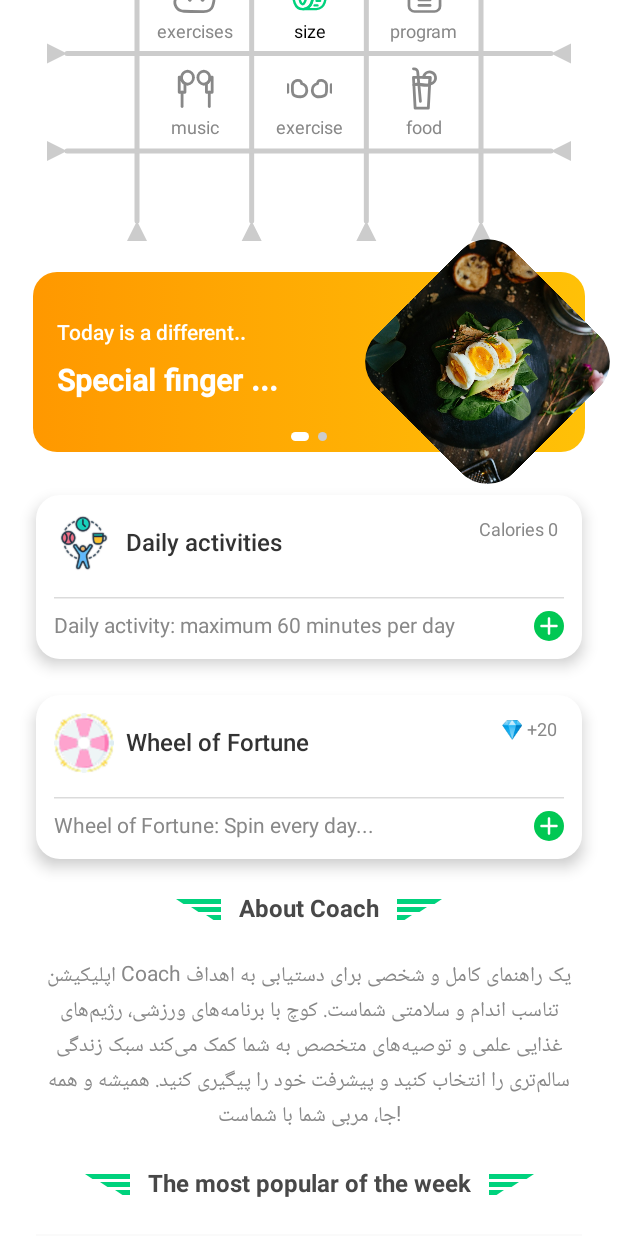
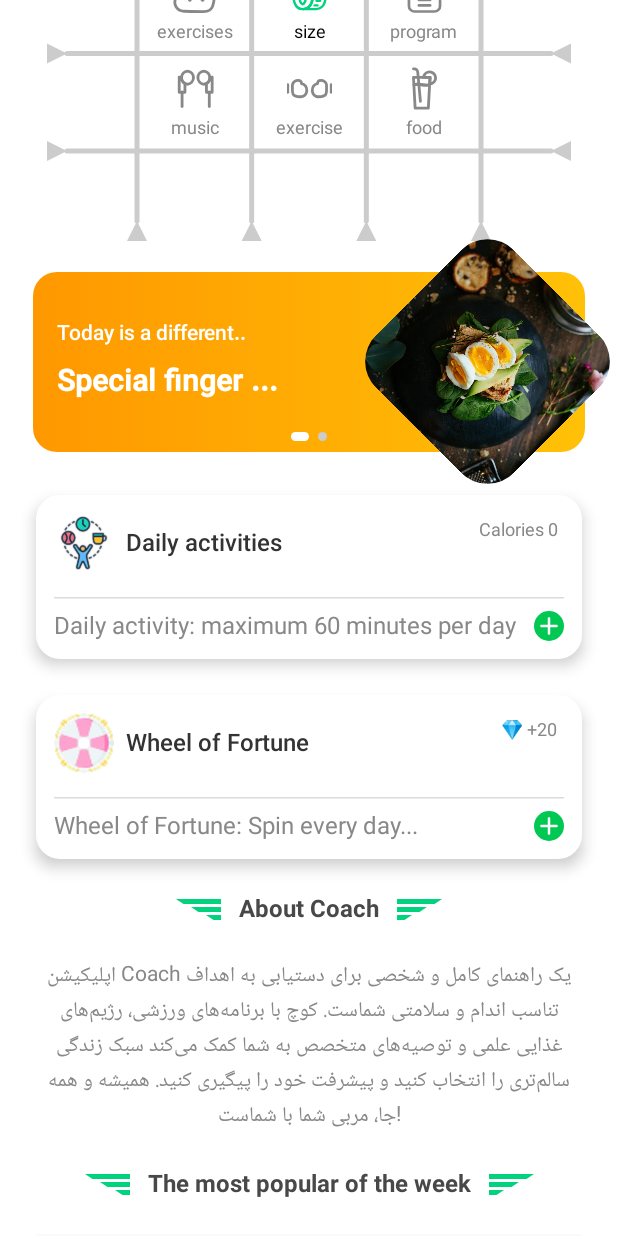
Before and after one commit to RahimMahmoudzadeh/Coach, an Android app built with Jetpack Compose: the @Preview function HomeScreenPreview, scrolled down 576 dp, on a phone screen of 412 x 824 dp. Run offline under Robolectric (Android 15) with nearby library versions, the light colour scheme and no system bars.

Commit message:
feat: use design system tokens (font size,space and size) in ActivityCard

```diff
--- a/app/src/main/java/com/rahim/coach/MainActivity.kt
+++ b/app/src/main/java/com/rahim/coach/MainActivity.kt
@@ -35,12 +35,10 @@ import androidx.compose.ui.res.vectorResource
 import androidx.compose.ui.text.TextStyle
 import androidx.compose.ui.text.font.FontWeight
 import androidx.compose.ui.unit.dp
-import androidx.compose.ui.unit.sp
 import androidx.navigation.compose.currentBackStackEntryAsState
 import androidx.navigation.compose.rememberNavController
 import com.rahim.coach.feature.home.R
 import com.rahim.coach.feature.home.DrawerLayout
-import com.rahim.coach.feature.home.components.HomeConstants
 import com.rahim.coach.library.designsystem.base.LocalFontSize
 import com.rahim.coach.library.designsystem.base.LocalSize
 import com.rahim.coach.library.designsystem.base.LocalSpacing
@@ -124,12 +122,12 @@ class MainActivity : ComponentActivity() {
                                             .size(size.extraExtraExtraLarge)
                                             .background(
                                                 color = Color.White,
-                                                shape = RoundedCornerShape(size.default)
+                                                shape = RoundedCornerShape(size.extraExtraSmall)
                                             )
                                             .border(
                                                 width = 1.dp,
                                                 color = MaterialTheme.colorScheme.onSecondaryContainer,
-                                                shape = RoundedCornerShape(size.default)
+                                                shape = RoundedCornerShape(size.extraExtraSmall)
                                             )
                                             .padding(space.extraSmall).clickable(onClick = {
                                                 coroutineScope.launch { drawerState.open() }
@@ -143,12 +141,12 @@ class MainActivity : ComponentActivity() {
                                             .size(size.extraExtraExtraLarge)
                                             .background(
                                                 color = Color.White,
-                                                shape = RoundedCornerShape(size.default)
+                                                shape = RoundedCornerShape(size.extraExtraSmall)
                                             )
                                             .border(
                                                 width = 1.dp,
                                                 color = MaterialTheme.colorScheme.onSecondaryContainer,
-                                                shape = RoundedCornerShape(size.default)
+                                                shape = RoundedCornerShape(size.extraExtraSmall)
                                             )
                                             .padding(space.extraSmall),
                                         imageVector = ImageVector.vectorResource(R.drawable.setting_2),
--- a/feature/home/src/main/kotlin/com/rahim/coach/feature/home/components/ActivityCardItem.kt
+++ b/feature/home/src/main/kotlin/com/rahim/coach/feature/home/components/ActivityCardItem.kt
@@ -30,6 +30,9 @@ import androidx.compose.ui.text.TextStyle
 import androidx.compose.ui.text.font.FontWeight
 import androidx.compose.ui.unit.dp
 import androidx.compose.ui.unit.sp
+import com.rahim.coach.library.designsystem.base.LocalFontSize
+import com.rahim.coach.library.designsystem.base.LocalSize
+import com.rahim.coach.library.designsystem.base.LocalSpacing
 
 data class HighlightItem(
     val icon: Int,
@@ -48,9 +51,14 @@ fun ActivityCard(
     buttonIcon: Painter,
     onButtonClick: () -> Unit = {},
 ) {
+
+    val size = LocalSize.current
+    val space = LocalSpacing.current
+    val fontSize = LocalFontSize.current
+
     Card(
         modifier = modifier,
-        shape = RoundedCornerShape(16.dp),
+        shape = RoundedCornerShape(size.extraSmall),
         // You can tweak elevation or card colors as needed
         elevation = CardDefaults.cardElevation(defaultElevation = HomeConstants.DEF_CARD_ELEVATION),
         colors = CardDefaults.cardColors(containerColor = Color.White)
@@ -62,7 +70,7 @@ fun ActivityCard(
             topRightContent?.let {
                 Row(
                     modifier = Modifier
-                        .padding(16.dp)
+                        .padding(space.medium)
                         .align(Alignment.TopEnd),
                     verticalAlignment = Alignment.CenterVertically,
                     content = it
@@ -72,7 +80,7 @@ fun ActivityCard(
             Column(
                 modifier = Modifier
                     .fillMaxWidth()
-                    .padding(12.dp)
+                    .padding(space.small)
             ) {
                 // -- Top Row: leading icon, title, optional top-right content
                 Row(
@@ -82,16 +90,16 @@ fun ActivityCard(
                         painter = icon,
                         contentDescription = null,
                         tint = Color.Unspecified, // If your icon is colored already
-                        modifier = Modifier.size(40.dp)
+                        modifier = Modifier.size(size.extraExtraExtraLarge)
                     )
 
-                    Spacer(modifier = Modifier.width(8.dp))
+                    Spacer(modifier = Modifier.width(size.extraExtraExtraSmall))
 
                     Text(
                         text = title,
                         style = TextStyle(
                             fontWeight = FontWeight.SemiBold,
-                            fontSize = 16.sp,
+                            fontSize = fontSize.small,
                             color = Color(0xFF333333)
                         )
                     )
@@ -102,7 +110,7 @@ fun ActivityCard(
                 }
 
                 // -- Divider (thin gray line)
-                Spacer(Modifier.height(8.dp))
+                Spacer(Modifier.height(size.extraExtraExtraSmall))
 
                 middleContent?.let {
                     Row(
@@ -111,9 +119,9 @@ fun ActivityCard(
                     )
                 }
 
-                Spacer(Modifier.height(8.dp))
+                Spacer(Modifier.height(size.extraExtraExtraSmall))
                 HorizontalDivider(thickness = 1.dp, color = Color.LightGray.copy(alpha = 0.7f))
-                Spacer(Modifier.height(8.dp))
+                Spacer(Modifier.height(size.extraExtraExtraSmall))
 
                 // -- Bottom Row: subtitle on left, round button on right
                 Row(verticalAlignment = Alignment.CenterVertically) {
@@ -121,7 +129,7 @@ fun ActivityCard(
                         text = subtitle,
                         style = TextStyle(
                             fontWeight = FontWeight.Normal,
-                            fontSize = 14.sp,
+                            fontSize = fontSize.small,
                             color = Color.Gray
                         )
                     )
@@ -130,7 +138,7 @@ fun ActivityCard(
 
                     Box(
                         modifier = Modifier
-                            .size(20.dp)
+                            .size(size.small)
                             .clip(CircleShape)
                             .background(Color(0xFF00C853)) // bright green
                             .clickable { onButtonClick() },
@@ -140,7 +148,7 @@ fun ActivityCard(
                             painter = buttonIcon,
                             contentDescription = null,
                             tint = Color.White,
-                            modifier = Modifier.size(20.dp)
+                            modifier = Modifier.size(size.small)
                         )
                     }
                 }
--- a/library/designsystem/src/main/kotlin/com/rahim/coach/library/designsystem/base/SizeDimensions.kt
+++ b/library/designsystem/src/main/kotlin/com/rahim/coach/library/designsystem/base/SizeDimensions.kt
@@ -5,7 +5,9 @@ import androidx.compose.ui.unit.Dp
 import androidx.compose.ui.unit.dp
 
 data class SizeDimensions(
-    val default: Dp = 12.dp,
+    val default: Dp = 4.dp,
+    val extraExtraExtraSmall: Dp = 8.dp,
+    val extraExtraSmall: Dp = 12.dp,
     val extraSmall: Dp = 16.dp,
     val small: Dp = 20.dp,
     val medium: Dp = 24.dp,
```
